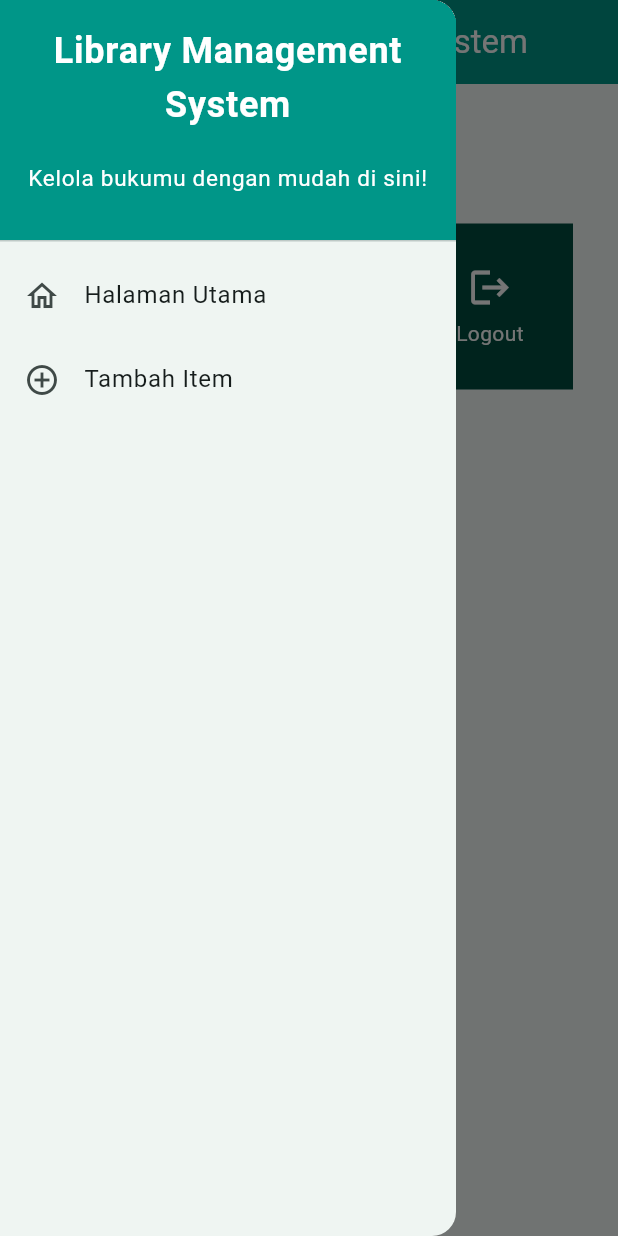
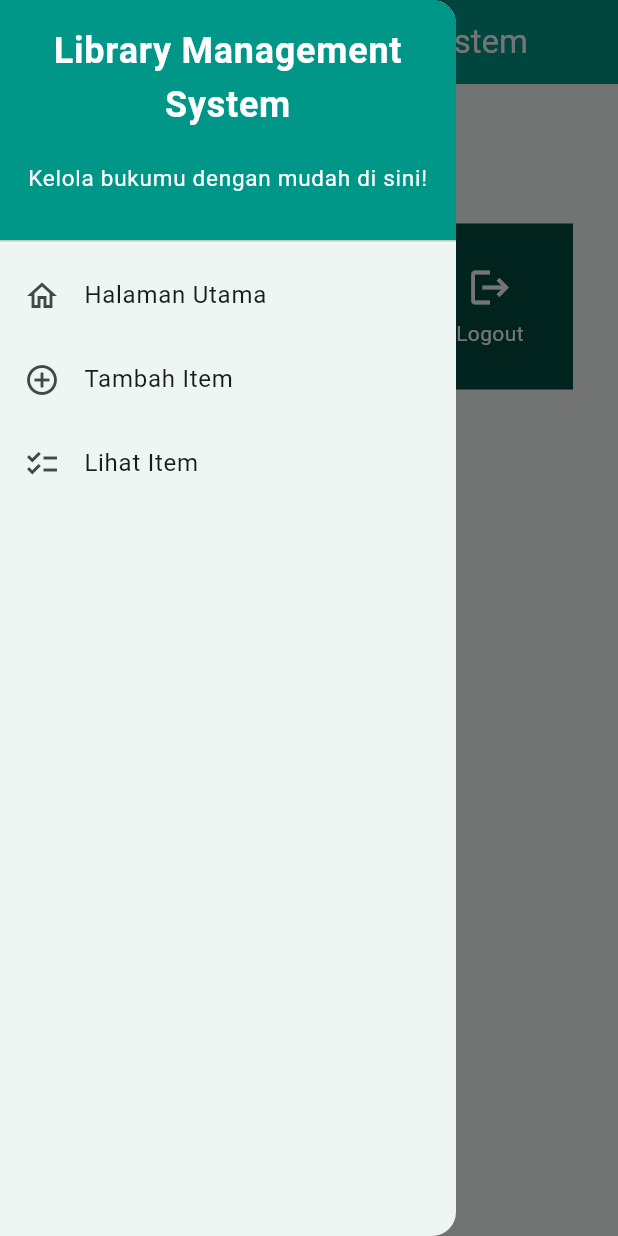
Before and after one commit to fahmi-ramadhan/library-app-mobile, a Flutter app: the screen it shows after launch, with the side drawer open, on a phone screen of 412 x 824 dp. Run offline on Flutter 3.47's test engine with Material 2 defaults, Android fonts, the phone set to English and light mode, and no system bars.

Commit message:
Finish bonus tugas 8

```diff
--- a/lib/screens/menu.dart
+++ b/lib/screens/menu.dart
@@ -1,14 +1,14 @@
 import 'package:flutter/material.dart';
 import 'package:library_app/widgets/left_drawer.dart';
-import 'package:library_app/widgets/item_card.dart';
+import 'package:library_app/widgets/menu_card.dart';
 
 class MyHomePage extends StatelessWidget {
   MyHomePage({Key? key}) : super(key: key);
 
-  final List<Item> items = [
-    Item("Lihat Item", Icons.checklist, Colors.teal.shade700),
-    Item("Tambah Item", Icons.add_circle_outline, Colors.teal.shade800),
-    Item("Logout", Icons.logout, Colors.teal.shade900),
+  final List<MenuItem> menuItems = [
+    MenuItem("Lihat Item", Icons.checklist, Colors.teal.shade700),
+    MenuItem("Tambah Item", Icons.add_circle_outline, Colors.teal.shade800),
+    MenuItem("Logout", Icons.logout, Colors.teal.shade900),
   ];
 
   @override
@@ -22,7 +22,7 @@ class MyHomePage extends StatelessWidget {
           'Library Management System',
         ),
       ),
-      drawer: LeftDrawer(),
+      drawer: const LeftDrawer(),
       body: SingleChildScrollView(
         // Widget wrapper yang dapat discroll
         child: Padding(
@@ -51,9 +51,9 @@ class MyHomePage extends StatelessWidget {
                 mainAxisSpacing: 10,
                 crossAxisCount: 3,
                 shrinkWrap: true,
-                children: items.map((Item item) {
-                  // Iterasi untuk setiap item
-                  return ItemCard(item);
+                children: menuItems.map((MenuItem menuItem) {
+                  // Iterasi untuk setiap MenuItem
+                  return MenuCard(menuItem);
                 }).toList(),
               ),
             ],
@@ -64,10 +64,10 @@ class MyHomePage extends StatelessWidget {
   }
 }
 
-class Item {
+class MenuItem {
   final String name;
   final IconData icon;
   final Color color;
 
-  Item(this.name, this.icon, this.color);
+  MenuItem(this.name, this.icon, this.color);
 }
--- a/lib/widgets/left_drawer.dart
+++ b/lib/widgets/left_drawer.dart
@@ -1,4 +1,5 @@
 import 'package:flutter/material.dart';
+import 'package:library_app/screens/bookshelf.dart';
 import 'package:library_app/screens/menu.dart';
 import 'package:library_app/screens/bookshelf_form.dart';
 
@@ -54,7 +55,7 @@ class LeftDrawer extends StatelessWidget {
           ListTile(
             leading: const Icon(Icons.add_circle_outline),
             title: const Text('Tambah Item'),
-            // Bagian redirection ke BookshelfPage
+            // Bagian redirection ke BookshelfFormPage
             onTap: () {
               Navigator.pushReplacement(
                 context,
@@ -64,6 +65,19 @@ class LeftDrawer extends StatelessWidget {
               );
             },
           ),
+          ListTile(
+            leading: const Icon(Icons.checklist),
+            title: const Text('Lihat Item'),
+            // Bagian redirection ke BookshelfPage
+            onTap: () {
+              Navigator.pushReplacement(
+                context,
+                MaterialPageRoute(
+                  builder: (context) => const BookshelfPage(),
+                ),
+              );
+            },
+          ),
         ],
       ),
     );
--- a/lib/widgets/item_card.dart
+++ b/lib/widgets/menu_card.dart
@@ -1,16 +1,17 @@
 import 'package:flutter/material.dart';
+import 'package:library_app/screens/bookshelf.dart';
 import 'package:library_app/screens/bookshelf_form.dart';
 import 'package:library_app/screens/menu.dart';
 
-class ItemCard extends StatelessWidget {
-  final Item item;
+class MenuCard extends StatelessWidget {
+  final MenuItem menuItem;
 
-  const ItemCard(this.item, {super.key}); // Constructor
+  const MenuCard(this.menuItem, {super.key}); // Constructor
 
   @override
   Widget build(BuildContext context) {
     return Material(
-      color: item.color,
+      color: menuItem.color,
       child: InkWell(
         // Area responsive terhadap sentuhan
         onTap: () {
@@ -18,13 +19,19 @@ class ItemCard extends StatelessWidget {
           ScaffoldMessenger.of(context)
             ..hideCurrentSnackBar()
             ..showSnackBar(SnackBar(
-                content: Text("Kamu telah menekan tombol ${item.name}!")));
+                content: Text("Kamu telah menekan tombol ${menuItem.name}!")));
           // Navigate ke route yang sesuai (tergantung jenis tombol)
-          if (item.name == "Tambah Item") {
+          if (menuItem.name == "Tambah Item") {
             Navigator.push(
               context,
               MaterialPageRoute(
                   builder: (context) => const BookshelfFormPage()),
+            );
+          }
+          if (menuItem.name == "Lihat Item") {
+            Navigator.push(
+              context,
+              MaterialPageRoute(builder: (context) => const BookshelfPage()),
             );
           }
         },
@@ -36,13 +43,13 @@ class ItemCard extends StatelessWidget {
               mainAxisAlignment: MainAxisAlignment.center,
               children: [
                 Icon(
-                  item.icon,
+                  menuItem.icon,
                   color: Colors.white,
                   size: 30.0,
                 ),
                 const Padding(padding: EdgeInsets.all(3)),
                 Text(
-                  item.name,
+                  menuItem.name,
                   textAlign: TextAlign.center,
                   style: const TextStyle(color: Colors.white),
                 ),
```
Also changed, not shown: lib/screens/bookshelf.dart (added, +50 -0 lines), lib/screens/bookshelf_form.dart (+12 -0 lines), lib/widgets/book_card.dart (added, +65 -0 lines).
